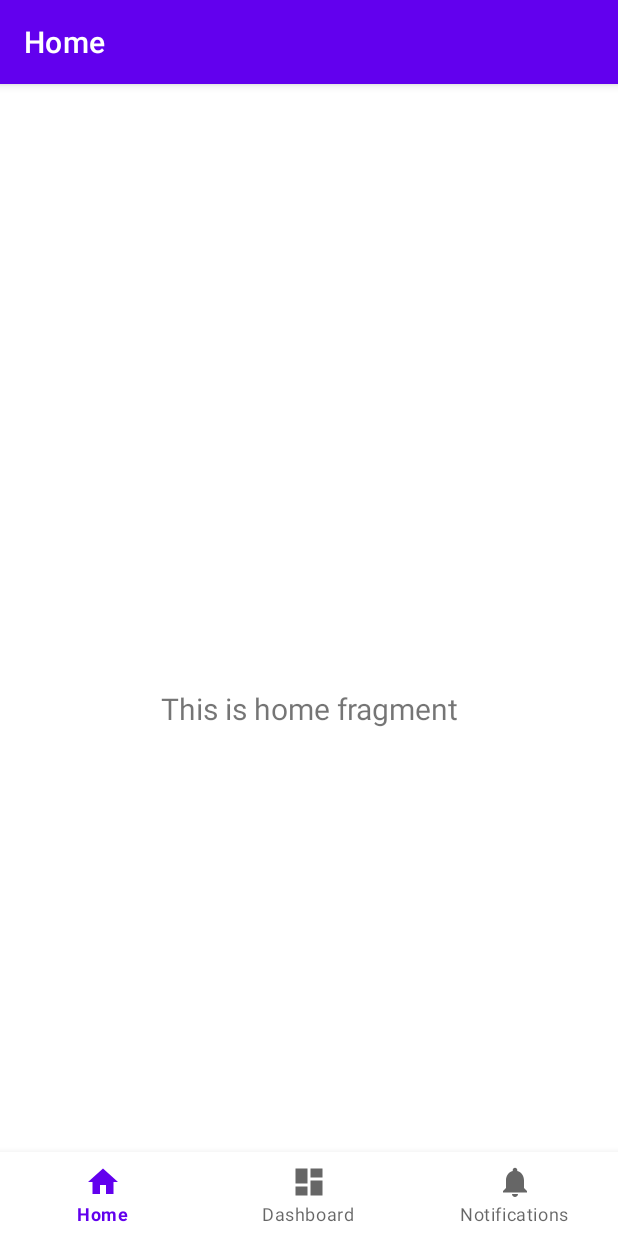
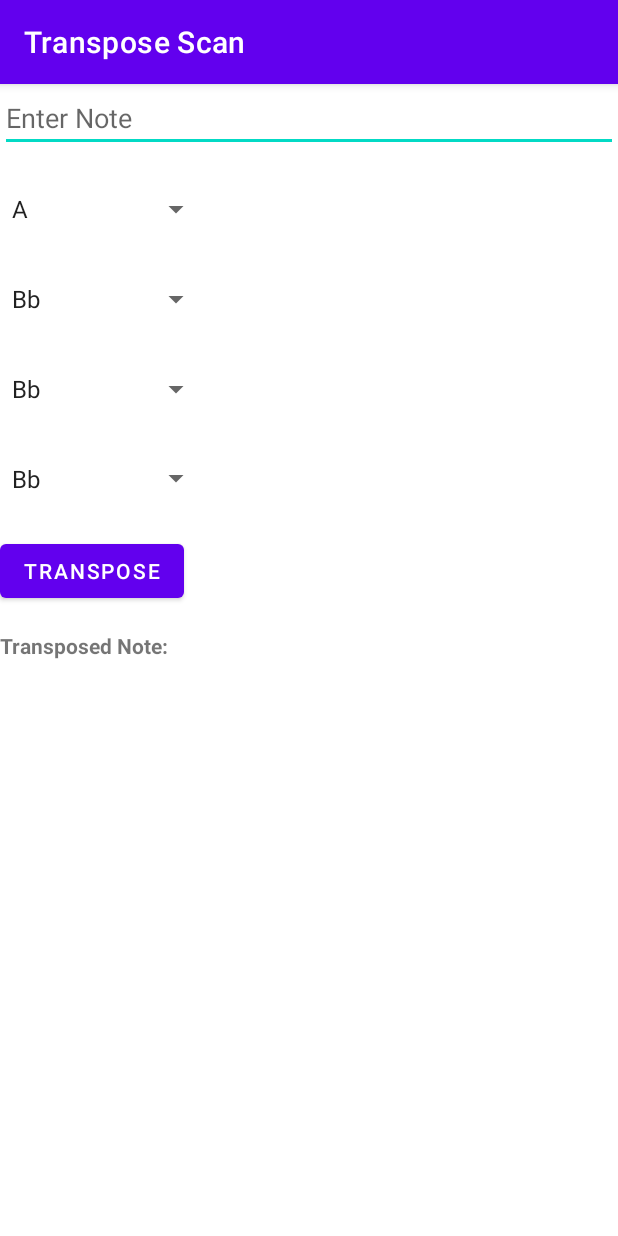
Before and after one commit to maxgrisanti/TranspositionApp, an Android app: the screen it shows after launch (MainActivity before the commit, quickTransposer after it), on a phone screen of 412 x 824 dp. Run offline under Robolectric (Android 15) with nearby library versions, the phone set to English and light mode, and no system bars.

Commit message:
added quick transpsoer, and changed and anifest xml file. The main file is now quick transposer where the view is creates and the logic is implemented. There is probably a better way to implement but notsure yet

```diff
--- a/app/src/main/AndroidManifest.xml
+++ b/app/src/main/AndroidManifest.xml
@@ -12,16 +12,14 @@
         android:supportsRtl="true"
         android:theme="@style/Theme.TransposeScan"
         tools:targetApi="31">
+
         <activity
-            android:name=".MainActivity"
-            android:exported="true"
-            android:label="@string/app_name">
+            android:name="com.example.transposescan.quickTransposer"
+            android:exported="true">
             <intent-filter>
                 <action android:name="android.intent.action.MAIN" />
-
                 <category android:name="android.intent.category.LAUNCHER" />
             </intent-filter>
         </activity>
-    </application>
 
-</manifest>
+    </application> </manifest>
--- a/app/src/main/java/EditNotes.java
+++ b/app/src/main/java/com/example/transposescan/EditNotes.java
@@ -1,3 +1,5 @@
+package com.example.transposescan;
+
 import java.io.File;
 import java.io.IOException;
 import java.util.ArrayList;
@@ -151,7 +153,7 @@ public class EditNotes {
     }
 
     /*
-     * Updates the value of each note according to the transposed NotesArray from the file
+     * Updates the value of each note according to the transposed com.example.transposescan.NotesArray from the file
      * If the original sheet contains an accidental, the accidental value is also updated according the new note
      * An accidental will always be  outside of the key signature, so it will either be flat, sharp, or natural in the tranposed sheet
      */
--- a/app/src/main/java/com/example/transposescan/MainActivity.java
+++ b/app/src/main/java/com/example/transposescan/MainActivity.java
@@ -21,9 +21,10 @@ public class MainActivity extends AppCompatActivity {
         super.onCreate(savedInstanceState);
 
         binding = ActivityMainBinding.inflate(getLayoutInflater());
-        setContentView(binding.getRoot());
+        //setContentView(binding.getRoot());
+        setContentView(R.layout.quicktransposeinput);
 
-        BottomNavigationView navView = findViewById(R.id.nav_view);
+       // BottomNavigationView navView = findViewById(R.id.nav_view);
         // Passing each menu ID as a set of Ids because each
         // menu should be considered as top level destinations.
         AppBarConfiguration appBarConfiguration = new AppBarConfiguration.Builder(
--- a/app/src/main/java/NotesArray.java
+++ b/app/src/main/java/com/example/transposescan/NotesArray.java
@@ -1,3 +1,5 @@
+package com.example.transposescan;
+
 import javax.xml.parsers.DocumentBuilderFactory;
 import javax.xml.parsers.DocumentBuilder;
 import org.w3c.dom.Document;
--- a/app/src/main/java/SheetTransposer.java
+++ b/app/src/main/java/com/example/transposescan/SheetTransposer.java
@@ -1,3 +1,6 @@
+package com.example.transposescan;
+
+import com.example.transposescan.EditNotes;
 
 public class SheetTransposer {
 
--- a/app/src/main/java/Transpose.java
+++ b/app/src/main/java/com/example/transposescan/Transpose.java
@@ -1,3 +1,5 @@
+package com.example.transposescan;
+
 import java.util.ArrayList;
 
 public class Transpose {
--- /dev/null
+++ b/app/src/main/java/com/example/transposescan/quickTransposer.java
@@ -0,0 +1,63 @@
+package com.example.transposescan;
+
+import android.os.Bundle;
+import android.view.View;
+import android.widget.AdapterView;
+import android.widget.ArrayAdapter;
+import android.widget.Button;
+import android.widget.EditText;
+import android.widget.Spinner;
+import android.widget.TextView;
+
+import androidx.appcompat.app.AppCompatActivity;
+
+
+import com.example.transposescan.R;
+
+import java.util.ArrayList;
+
+public class quickTransposer extends AppCompatActivity {
+
+
+    private Spinner spinnerNote;
+    private Spinner spinnerFrom;
+    private Spinner spinnerTo;
+    private Button buttonTranspose;
+    private TextView textViewResult;
+
+    @Override
+    protected void onCreate(Bundle savedInstanceState) {
+        super.onCreate(savedInstanceState);
+        setContentView(R.layout.quicktransposeinput);
+        System.out.println("monkey");
+
+        spinnerNote = findViewById(R.id.spinnerNote);
+        spinnerFrom = findViewById(R.id.spinnerFrom);
+        spinnerTo = findViewById(R.id.spinnerTo);
+        buttonTranspose = findViewById(R.id.buttonTranspose);
+        textViewResult = findViewById(R.id.textViewResult);
+
+        // Populate the spinners with some dummy data
+
+        // Set click listener for the button
+        buttonTranspose.setOnClickListener(this::transposeN);
+    }
+
+    public void transposeN(View v) {
+        System.out.println("transposedNote");
+        // Get the selected values from spinners
+        String fromKey = spinnerFrom.getSelectedItem().toString();
+        String toKey = spinnerTo.getSelectedItem().toString();
+        String note = spinnerNote.getSelectedItem().toString();
+
+        // Create an instance of com.example.transposescan.Transpose class with selected keys
+        Transpose transpose = new Transpose(fromKey, toKey);
+
+        // com.example.transposescan.Transpose the note
+        String transposedNote = transpose.transposeNote(note);
+        System.out.println(transposedNote);
+        // Display the transposed note
+        textViewResult.setText("Transposed Note: " + transposedNote);
+        System.out.println(transposedNote);
+    }
+}
--- a/app/src/main/res/layout/quicktransposeinput.xml
+++ b/app/src/main/res/layout/quicktransposeinput.xml
@@ -1,6 +1,67 @@
 <?xml version="1.0" encoding="utf-8"?>
 <LinearLayout xmlns:android="http://schemas.android.com/apk/res/android"
     android:layout_width="match_parent"
-    android:layout_height="match_parent">
+    android:layout_height="match_parent"
+    android:orientation="vertical">
+
+    <EditText
+        android:id="@+id/editTextNote"
+        android:layout_width="match_parent"
+        android:layout_height="wrap_content"
+        android:hint="Enter Note" />
+
+    <Spinner
+        android:id="@+id/spinnerNote"
+        android:layout_width="141dp"
+        android:layout_height="44dp"
+        android:layout_marginTop="16dp"
+        android:entries="@array/Notes"
+        android:spinnerMode="dialog"
+
+        />
+        <!--android:prompt="Select"-->
+    <!--Revisit  prompmt-->
+
+
+
+
+    <Spinner
+        android:id="@+id/spinnerSNF"
+        android:layout_width="141dp"
+        android:layout_height="44dp"
+        android:layout_marginTop="16dp"
+        android:entries="@array/key_instruments"
+         />
+
+    <Spinner
+        android:id="@+id/spinnerFrom"
+        android:layout_width="141dp"
+        android:layout_height="44dp"
+        android:layout_marginTop="16dp"
+        android:entries="@array/key_instruments"
+         />
+
+    <Spinner
+        android:id="@+id/spinnerTo"
+        android:layout_width="141dp"
+        android:layout_height="43dp"
+        android:layout_marginTop="16dp"
+        android:entries="@array/key_instruments"
+         />
+
+    <Button
+        android:id="@+id/buttonTranspose"
+        android:layout_width="wrap_content"
+        android:layout_height="wrap_content"
+        android:layout_marginTop="16dp"
+        android:text="Transpose" />
+
+    <TextView
+        android:id="@+id/textViewResult"
+        android:layout_width="wrap_content"
+        android:layout_height="wrap_content"
+        android:layout_marginTop="16dp"
+        android:text="Transposed Note:"
+        android:textStyle="bold" />
 
 </LinearLayout>
--- /dev/null
+++ b/app/src/main/res/values/arraysofkeys.xml
@@ -0,0 +1,25 @@
+<?xml version="1.0" encoding="utf-8"?>
+<resources>
+    <string-array name="key_instruments">
+        <item>Bb</item>
+        <item>C</item>
+        <item>F</item>
+        <item>Eb</item>
+    </string-array>
+    <string-array name="Notes">
+        <item>A</item>
+        <item>B</item>
+        <item>C</item>
+        <item>D</item>
+        <item>E</item>
+        <item>F</item>
+        <item>G</item>
+
+    </string-array>
+    <string-array name="SNF">
+        <item>Sharp</item>
+        <item>Natural</item>
+        <item>Flat</item>
+
+    </string-array>
+</resources>
```
